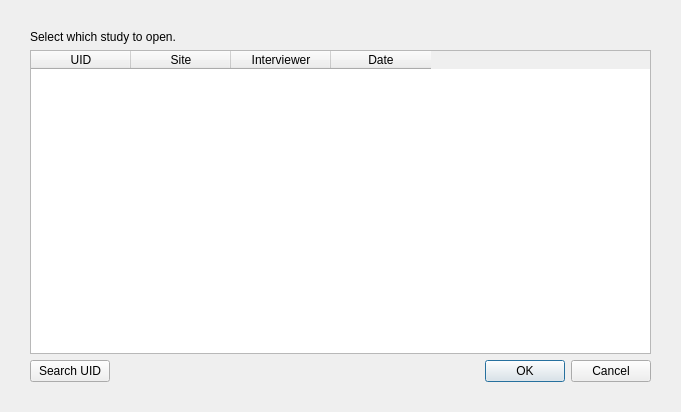
Qt form api/interface/qt/QSelectStudyDialog.ui (patrickdemond/Alder) before a commit.
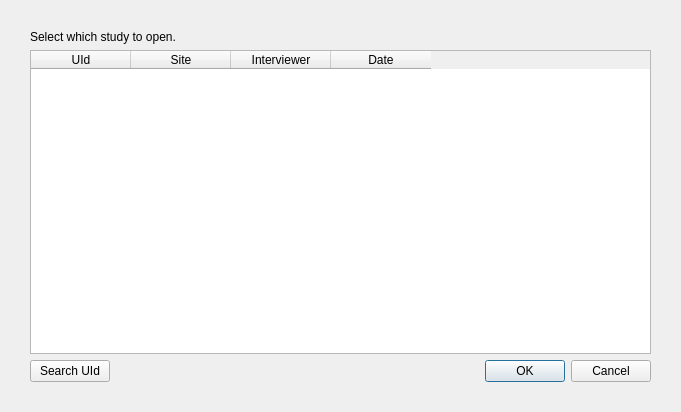
The same form after that commit.

Diff of the .ui file:
```diff
--- a/api/interface/qt/QSelectStudyDialog.ui
+++ b/api/interface/qt/QSelectStudyDialog.ui
@@ -43,7 +43,7 @@
      </property>
      <column>
       <property name="text">
-       <string>UID</string>
+       <string>UId</string>
       </property>
      </column>
      <column>
@@ -68,7 +68,7 @@
      <item>
       <widget class="QPushButton" name="searchPushButton">
        <property name="text">
-        <string>Search UID</string>
+        <string>Search UId</string>
        </property>
       </widget>
      </item>
```
